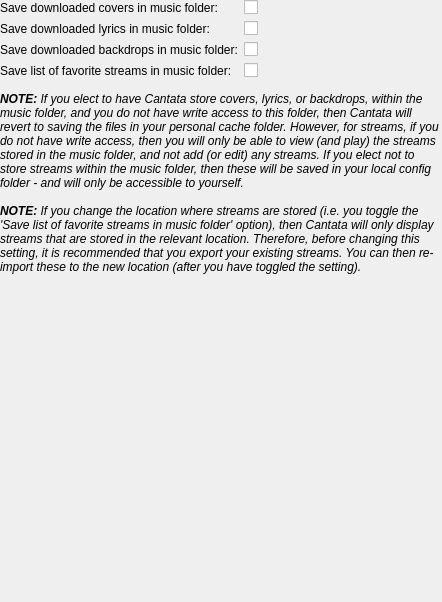
CDrummond/cantata, file gui/filesettings.ui: the form before one commit.
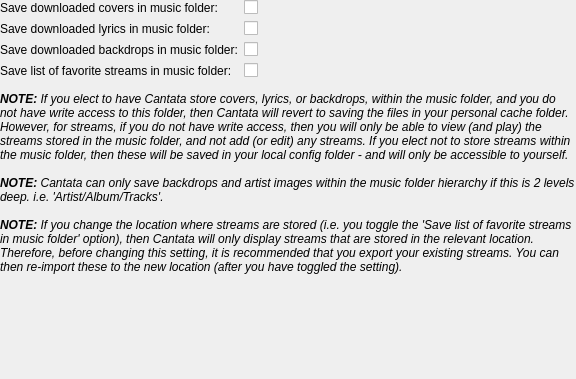
The form after the commit. Custom widgets are drawn as their Qt base class.

Commit message: Add note about needing exactly 2-levels to save artist images and backdrops.

What changed in the file:
```diff
--- a/gui/filesettings.ui
+++ b/gui/filesettings.ui
@@ -6,8 +6,8 @@
    <rect>
     <x>0</x>
     <y>0</y>
-    <width>442</width>
-    <height>602</height>
+    <width>576</width>
+    <height>379</height>
    </rect>
   </property>
   <layout class="QVBoxLayout" name="verticalLayout">
@@ -117,6 +117,32 @@
      </property>
     </widget>
    </item>
+   <item>
+    <spacer name="verticalSpacer_3">
+     <property name="orientation">
+      <enum>Qt::Vertical</enum>
+     </property>
+     <property name="sizeType">
+      <enum>QSizePolicy::Fixed</enum>
+     </property>
+     <property name="sizeHint" stdset="0">
+      <size>
+       <width>20</width>
+       <height>8</height>
+      </size>
+     </property>
+    </spacer>
+   </item>
+   <item>
+    <widget class="QLabel" name="persNote_2">
+     <property name="text">
+      <string>&lt;i&gt;&lt;b&gt;NOTE:&lt;/b&gt; Cantata can only save backdrops and artist images within the music folder hierarchy if this is 2 levels deep. i.e. 'Artist/Album/Tracks'.&lt;/i&gt;</string>
+     </property>
+     <property name="wordWrap">
+      <bool>true</bool>
+     </property>
+    </widget>
+   </item>
    <item>
     <spacer name="verticalSpacer_2">
      <property name="orientation">
@@ -160,16 +186,16 @@
    <extends>QLabel</extends>
    <header>buddylabel.h</header>
   </customwidget>
-  <customwidget>
-   <class>StateLabel</class>
-   <extends>QLabel</extends>
-   <header>statelabel.h</header>
-  </customwidget>
   <customwidget>
    <class>OnOffButton</class>
    <extends>QCheckBox</extends>
    <header>onoffbutton.h</header>
   </customwidget>
+  <customwidget>
+   <class>StateLabel</class>
+   <extends>QLabel</extends>
+   <header>statelabel.h</header>
+  </customwidget>
  </customwidgets>
  <resources/>
  <connections/>
```
The commit also changes 1 other file.
